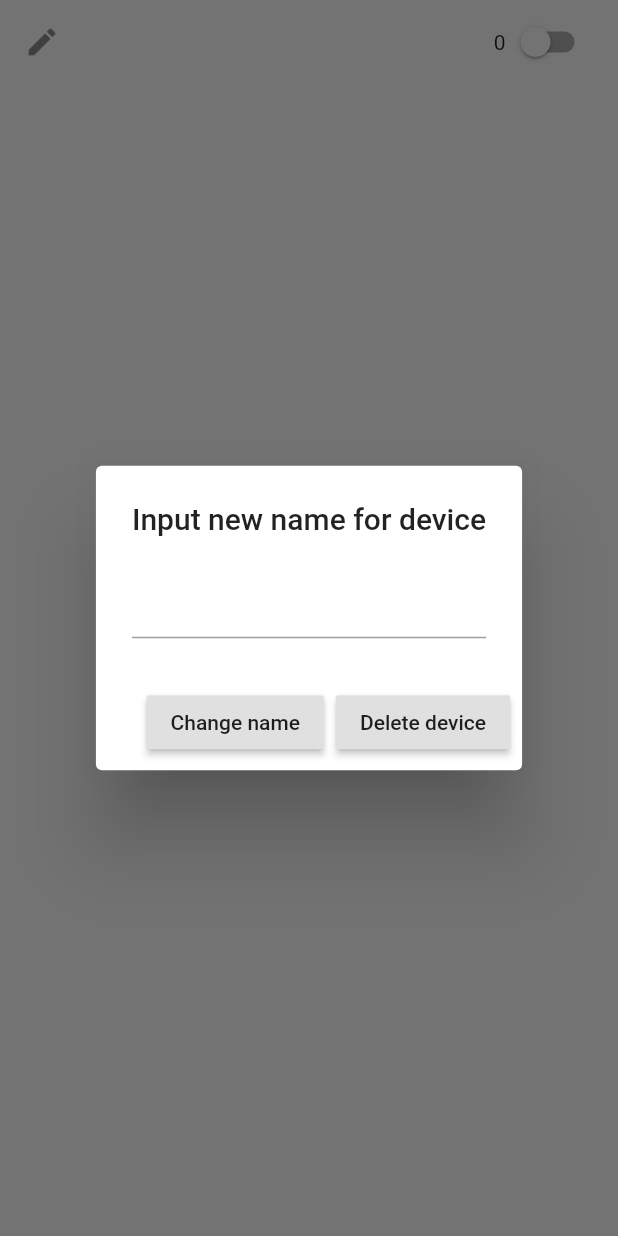
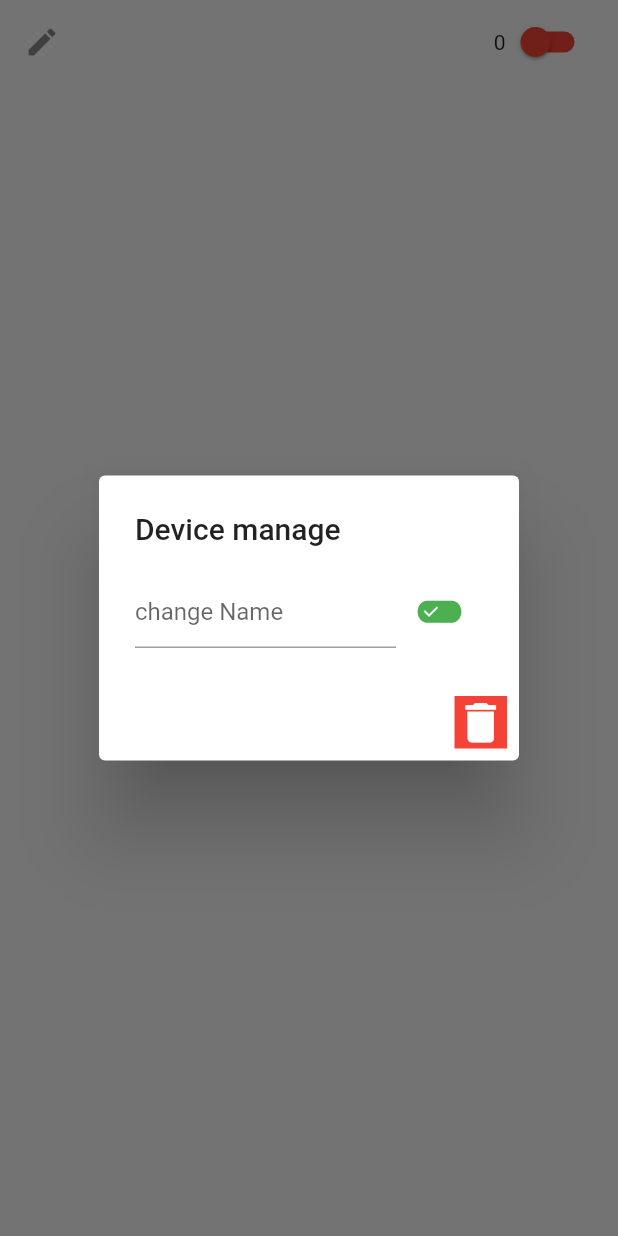
Before and after one commit to maksmatviyiv/diploma, a Flutter app: the DeviceDisplay widget shown alone on an empty page, opened directly with empty values, after a tap on the "edit" icon, on a phone screen of 412 x 824 dp. Run offline on Flutter 3.47's test engine with Material 2 defaults, Android fonts, the phone set to English and light mode, and no system bars; our stand-ins replace cloud_firestore, firebase_auth; missing offline and left inert: barcode_scan; accounts and stored records are empty.

Commit message:
changed design for switch widget and device manage dialog

```diff
--- a/lib/components/device_display.dart
+++ b/lib/components/device_display.dart
@@ -1,5 +1,7 @@
 import 'package:flutter/material.dart';
+
 import '../services/firebase_functionality.dart';
+import '../constants.dart';
 
 class DeviceDisplay extends StatelessWidget {
   final String deviceName;
@@ -20,26 +22,46 @@ class DeviceDisplay extends StatelessWidget {
                 context: context,
                 builder: (BuildContext context) {
                   return AlertDialog(
-                    title: Text("Input new name for device"),
-                    content: TextField(
-                      onChanged: (newName) {
-                        newDeviceName = newName;
-                      },
+                    title: Text(Strings.manageDevice),
+                    content: Row(
+                      children: <Widget>[
+                        Expanded(
+                          flex: 3,
+                          child: TextField(
+                            decoration: InputDecoration(hintText: Strings.hintChangeName),
+                            onChanged: (newName) {
+                              newDeviceName = newName;
+                            },
+                          ),
+                        ),
+                        Expanded(
+                          flex: 1,
+                          child: GestureDetector(
+                            onTap: () {
+                              firebaseFunctionality.changeName(
+                                  documentId, newDeviceName);
+                              Navigator.of(context).pop();
+                            },
+                            child: Icon(
+                              Icons.edit_attributes,
+                              size: 35.0,
+                              color: Colors.green,
+                            ),
+                          ),
+                        ),
+                      ],
                     ),
                     actions: [
-                      RaisedButton(
-                          child: Text("Change name"),
-                          onPressed: () {
-                            firebaseFunctionality.changeName(
-                                documentId, newDeviceName);
-                            Navigator.of(context).pop();
-                          }),
-                      RaisedButton(
-                          child: Text("Delete device"),
-                          onPressed: () {
-                            firebaseFunctionality.deleteDevice(documentId);
-                            Navigator.of(context).pop();
-                          })
+                      GestureDetector(
+                        child: Container(
+                          color: Colors.red,
+                          child: Icon(
+                            Icons.delete,
+                            color: Colors.white,
+                            size: 35.0,
+                          ),
+                        ),
+                      ),
                     ],
                   );
                 });
@@ -51,6 +73,9 @@ class DeviceDisplay extends StatelessWidget {
         children: <Widget>[
           Text(temperature.toString()),
           Switch(
+            activeColor: Colors.green,
+            inactiveThumbColor: Colors.red,
+            inactiveTrackColor: Colors.red,
             value: status,
             onChanged: (bool newValue) {
               firebaseFunctionality.turnOnOffDevice(documentId, newValue);
```
